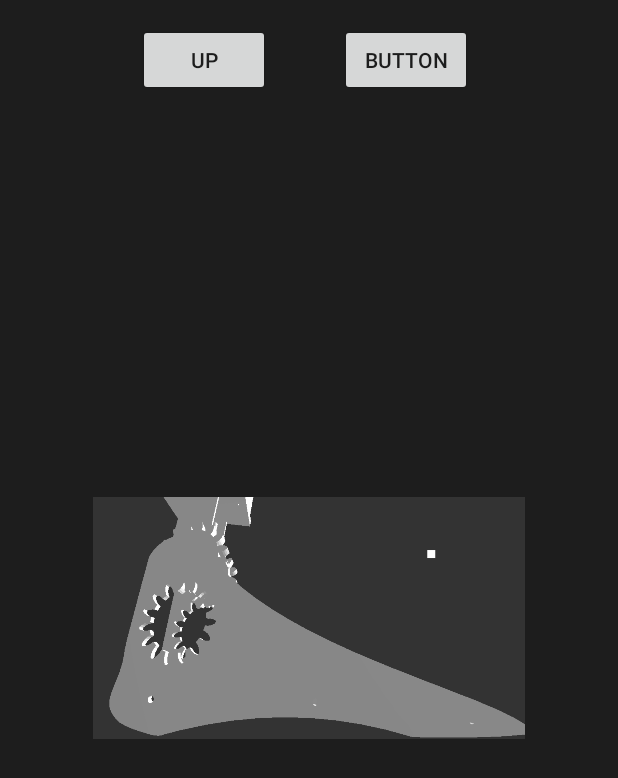
After one commit to nathanjnile/GroupProjectProstheticApp, an Android app: the ControlActivity screen opened directly, with no data from a screen before it, on a phone screen of 412 x 824 dp. The commit adds this screen. Shown: the top 778 px of the screen. Run offline under Robolectric (Android 15) with nearby library versions, the phone set to English and light mode, and no system bars.

Commit message:
added rotating foot on new activity

```diff
--- a/app/src/main/AndroidManifest.xml
+++ b/app/src/main/AndroidManifest.xml
@@ -26,7 +26,8 @@
 
         <service android:name=".PrinterService" />
 
-        <activity android:name=".GraphActivity" ></activity>
+        <activity android:name=".GraphActivity" />
+        <activity android:name=".ControlActivity"></activity>
     </application>
 
 </manifest>
--- /dev/null
+++ b/app/src/main/java/com/example/natha/bluetoothservice2/ControlActivity.java
@@ -0,0 +1,47 @@
+package com.example.natha.bluetoothservice2;
+
+import android.media.Image;
+import android.support.v7.app.AppCompatActivity;
+import android.os.Bundle;
+import android.view.MotionEvent;
+import android.view.View;
+import android.widget.Button;
+import android.widget.ImageView;
+
+public class ControlActivity extends AppCompatActivity {
+
+    ImageView controlfoot;
+    Button upbutton;
+    Button downbutton;
+    int angle;
+
+    @Override
+    protected void onCreate(Bundle savedInstanceState) {
+        super.onCreate(savedInstanceState);
+        setContentView(R.layout.activity_control);
+
+        controlfoot = (ImageView) findViewById(R.id.controlfootimage);
+        upbutton = (Button) findViewById(R.id.upbutton);
+        downbutton = (Button) findViewById(R.id.downbutton);
+
+        upbutton.setOnClickListener(new View.OnClickListener() {
+            @Override
+            public void onClick(View view) {
+                angle = angle - 10;
+
+                controlfoot.setRotation(angle);
+            }
+        });
+
+        downbutton.setOnClickListener(new View.OnClickListener() {
+            @Override
+            public void onClick(View view) {
+                angle = angle + 10;
+
+                controlfoot.setRotation(angle);
+            }
+        });
+
+
+    }
+}
--- a/app/src/main/java/com/example/natha/bluetoothservice2/MainActivity.java
+++ b/app/src/main/java/com/example/natha/bluetoothservice2/MainActivity.java
@@ -76,6 +76,16 @@ public class MainActivity extends AppCompatActivity {
 
     public void goGraphActivity(View view) {
         graph1();
+    }
+
+    public void goToControl() {
+        Intent myintent6 = new Intent(this, ControlActivity.class); // new intent of analytics activity
+        startActivity(myintent6); // start activity , switch to control activity
+        overridePendingTransition(R.anim.slide_in_left, R.anim.slide_out_right); // insert animations
+    }
+
+    public void goControlActivity(View view) {
+        goToControl();
     }
 
     //Methods for right button. Checks what direction the prosthetic is facing, changes the image by a 90 degree rotation and sets it as the new image
--- /dev/null
+++ b/app/src/main/res/layout/activity_control.xml
@@ -0,0 +1,54 @@
+<?xml version="1.0" encoding="utf-8"?>
+<android.support.constraint.ConstraintLayout xmlns:android="http://schemas.android.com/apk/res/android"
+    xmlns:app="http://schemas.android.com/apk/res-auto"
+    xmlns:tools="http://schemas.android.com/tools"
+    android:layout_width="match_parent"
+    android:layout_height="match_parent"
+    android:background="@color/Grey"
+    tools:context=".ControlActivity">
+
+    <ImageView
+        android:id="@+id/controlfootimage"
+        android:layout_width="288dp"
+        android:layout_height="356dp"
+        android:layout_marginStart="8dp"
+        android:layout_marginTop="8dp"
+        android:layout_marginEnd="8dp"
+        android:layout_marginBottom="8dp"
+        android:adjustViewBounds="false"
+        android:cropToPadding="false"
+        android:rotation="0"
+        android:transformPivotX="20dp"
+        android:transformPivotY="178dp"
+        app:layout_constraintBottom_toBottomOf="parent"
+        app:layout_constraintEnd_toEndOf="parent"
+        app:layout_constraintStart_toStartOf="parent"
+        app:layout_constraintTop_toTopOf="parent"
+        app:srcCompat="@drawable/controlfoot" />
+
+    <Button
+        android:id="@+id/upbutton"
+        android:layout_width="wrap_content"
+        android:layout_height="wrap_content"
+        android:layout_marginStart="8dp"
+        android:layout_marginTop="16dp"
+        android:layout_marginEnd="8dp"
+        android:text="up"
+        app:layout_constraintEnd_toEndOf="parent"
+        app:layout_constraintHorizontal_bias="0.273"
+        app:layout_constraintStart_toStartOf="parent"
+        app:layout_constraintTop_toTopOf="parent" />
+
+    <Button
+        android:id="@+id/downbutton"
+        android:layout_width="wrap_content"
+        android:layout_height="wrap_content"
+        android:layout_marginStart="8dp"
+        android:layout_marginTop="16dp"
+        android:layout_marginEnd="8dp"
+        android:text="Button"
+        app:layout_constraintEnd_toEndOf="parent"
+        app:layout_constraintHorizontal_bias="0.71"
+        app:layout_constraintStart_toStartOf="parent"
+        app:layout_constraintTop_toTopOf="parent" />
+</android.support.constraint.ConstraintLayout>
--- a/app/src/main/res/layout/activity_main.xml
+++ b/app/src/main/res/layout/activity_main.xml
@@ -139,6 +139,7 @@
         android:layout_marginStart="15.33dp"
         android:layout_marginTop="30dp"
         android:background="@null"
+        android:onClick="goControlActivity"
         android:scaleType="fitCenter"
         app:layout_constraintStart_toEndOf="@+id/imageButton"
         app:layout_constraintTop_toTopOf="parent"
```
Also changed, not shown: app/build.gradle (line endings or trailing spaces), app/src/main/res/drawable/controlfoot.png (added).
